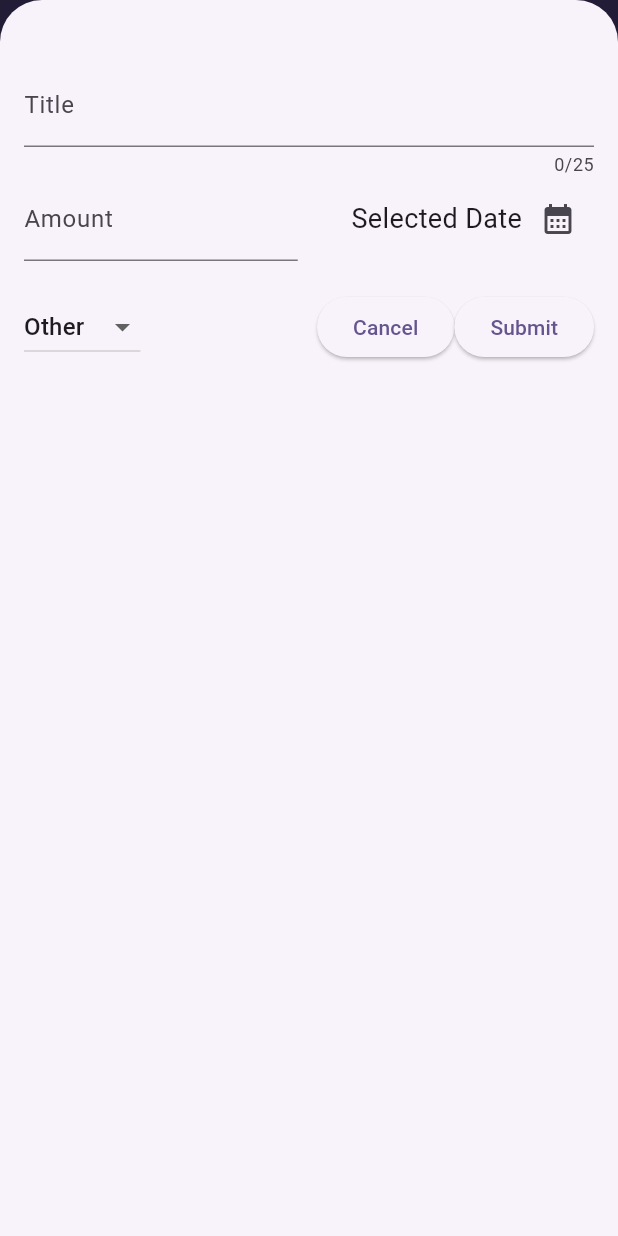
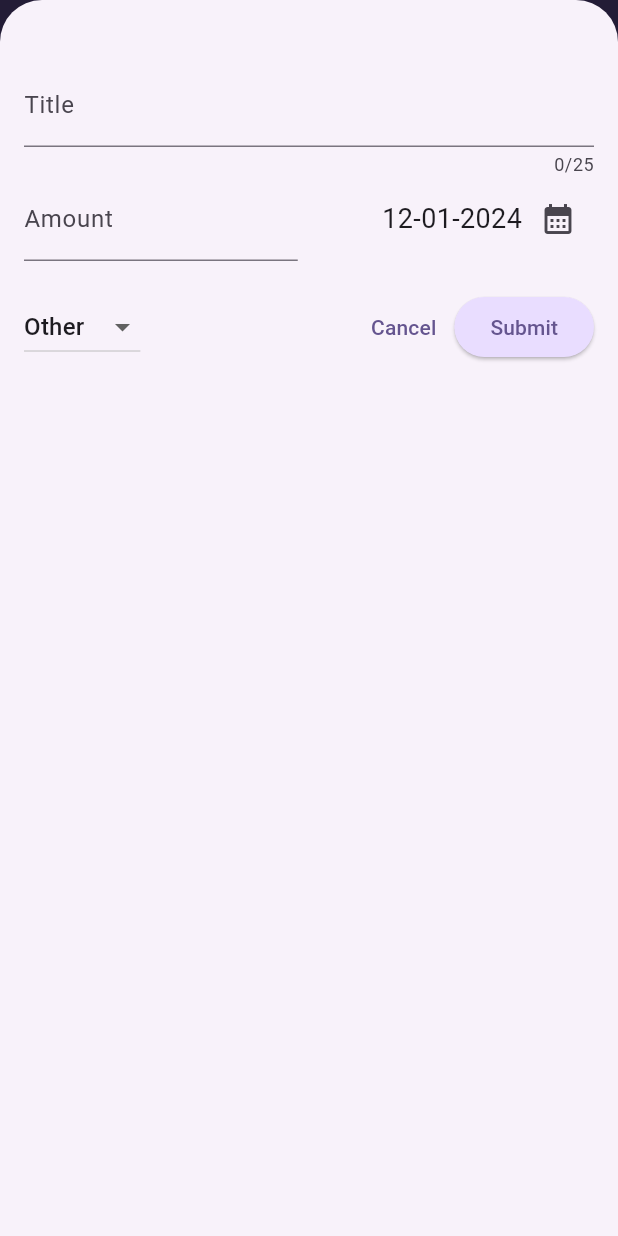
Before and after one commit to Sarthakpurii/SpendWise, a Flutter app: the screen it shows after launch, after a tap on the "add" icon, on a phone screen of 412 x 824 dp. Run offline on Flutter 3.47's test engine with Material 3 defaults, Android fonts, the phone set to English and light mode, and no system bars.

Commit message:
updated ui models

```diff
--- a/lib/main.dart
+++ b/lib/main.dart
@@ -26,6 +26,9 @@
     cardTheme: const CardTheme().copyWith(
       color: kColorScheme.primaryContainer
     ),
+    elevatedButtonTheme: ElevatedButtonThemeData(style: ElevatedButton.styleFrom(
+      backgroundColor: kColorScheme.primaryContainer
+    )),
     textTheme: ThemeData().textTheme.copyWith(
       bodyMedium: ThemeData().textTheme.bodyMedium!.copyWith(
         fontSize: 18,
--- a/lib/widget/dialog-page/dialog_box.dart
+++ b/lib/widget/dialog-page/dialog_box.dart
@@ -23,7 +23,7 @@ class DialogPage extends StatefulWidget {
 class _DialogPageState extends State<DialogPage> {
   final _titleController = TextEditingController();
   final _priceController = TextEditingController();
-  DateTime? _selectedDate;
+  DateTime? _selectedDate=DateTime.now();
   Category _selectedCategory=Category.Other;
 
   void _dateSelector() async {
@@ -149,7 +149,7 @@ class _DialogPageState extends State<DialogPage> {
                   });
                 }),
                 const Spacer(),
-            ElevatedButton(
+            TextButton(
                 onPressed: () {
                   Navigator.pop(context);
                 },
```
